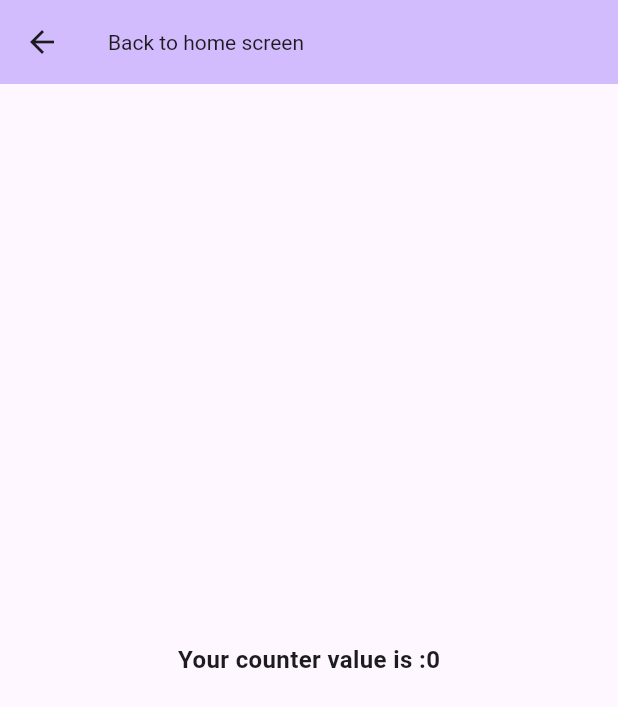
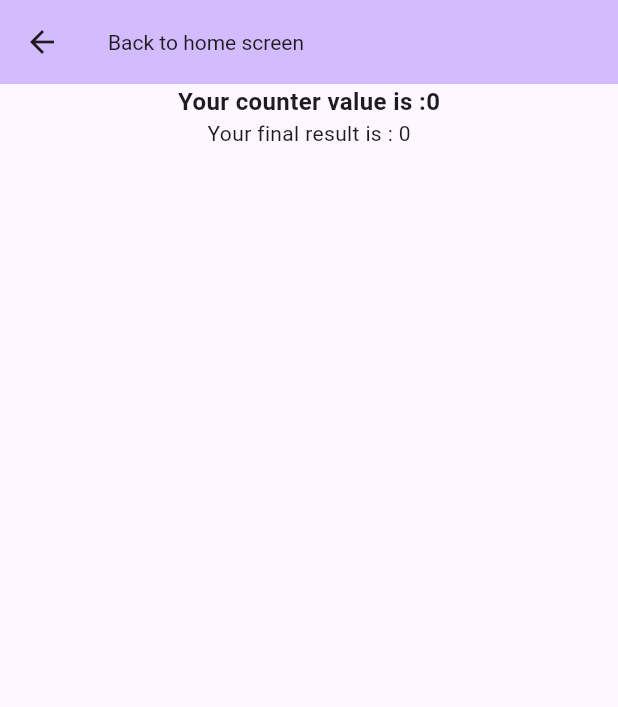
Before and after one commit to AfsanaDev/getx_practices, a Flutter app: the screen it shows after launch, after a tap on "Go to second page", on a phone screen of 412 x 824 dp. Shown: the top 707 px of the screen. Run offline on Flutter 3.47's test engine with Material 2 defaults, Android fonts, the phone set to English and light mode, and no system bars; our stand-ins replace get.

Commit message:
Try to add two number of sum in controller

```diff
--- /dev/null
+++ b/lib/blocs/calculator_controller.dart
@@ -0,0 +1,13 @@
+import 'package:get/get.dart';
+import 'dart:io';
+
+class CalculatorController extends GetxController{
+  var finalResult = 0.obs;
+   addTwoNumber( int numOne, int numTwo){
+    finalResult = (numOne + numTwo) as RxInt;
+    //print('');
+  }
+
+
+
+}
--- a/lib/pages/home_screen.dart
+++ b/lib/pages/home_screen.dart
@@ -1,11 +1,13 @@
 
 import 'package:flutter/material.dart';
 import 'package:get/get.dart';
+import '../blocs/calculator_controller.dart';
 import '../blocs/counter_controller.dart';
 import 'second_page.dart';
 
 class HomeScreen extends StatelessWidget {
  CounterController counterController = Get.put(CounterController());
+ CalculatorController calculatorController = Get.put(CalculatorController());
 
   HomeScreen({super.key});
 
@@ -29,8 +31,14 @@ class HomeScreen extends StatelessWidget {
               '${counterController.counter}',
               style: Theme.of(context).textTheme.headlineMedium,
             ),),
-            TextButton(onPressed: ()=>Get.to(SecondPage()), child: const Text('Go to second page'))
-
+            TextButton(onPressed: ()=>Get.to(SecondPage()), child: const Text('Go to second page')),
+            Obx(() => Text(
+              '${calculatorController.finalResult}',
+                style: Theme.of(context).textTheme.headlineMedium,
+            )),
+           Text('${calculatorController.finalResult}'),
+           TextButton(onPressed: ()=>calculatorController.addTwoNumber(3, 4), child: Text('Show result')),
+            TextButton(onPressed:()=>Get.to(SecondPage()) , child:const Text(' Go to second page for view results') ),
           ],
         ),
       ),
--- a/lib/pages/second_page.dart
+++ b/lib/pages/second_page.dart
@@ -1,9 +1,11 @@
 import 'package:flutter/material.dart';
 import 'package:get/get.dart';
+import '../blocs/calculator_controller.dart';
 import '../blocs/counter_controller.dart';
 
 class SecondPage extends StatelessWidget {
   CounterController counterController = Get.find<CounterController>();
+  CalculatorController calculatorController = Get.find<CalculatorController>();
 
   SecondPage({super.key});
   @override
@@ -16,10 +18,18 @@ class SecondPage extends StatelessWidget {
         backgroundColor: Theme.of(context).colorScheme.inversePrimary,
       ),
       body: Center(
-        child: Text("Your counter value is :${counterController.counter}",style: const TextStyle(
-          fontSize: 16,
-          fontWeight: FontWeight.bold
-        ),),
+        child: Column(
+          children: [
+            Text("Your counter value is :${counterController.counter}",style: const TextStyle(
+              fontSize: 16,
+              fontWeight: FontWeight.bold
+            ),),
+            // CalculatorController(),
+            Text("Your final result is : ${calculatorController.finalResult}")
+            // TextButton(onPressed: ()=>calculatorController.addTwoNumber(6, 8),
+            //     child:Text("Your final result is : ${calculatorController.finalResult}") )
+          ],
+        ),
       ),
     );
   }
```
